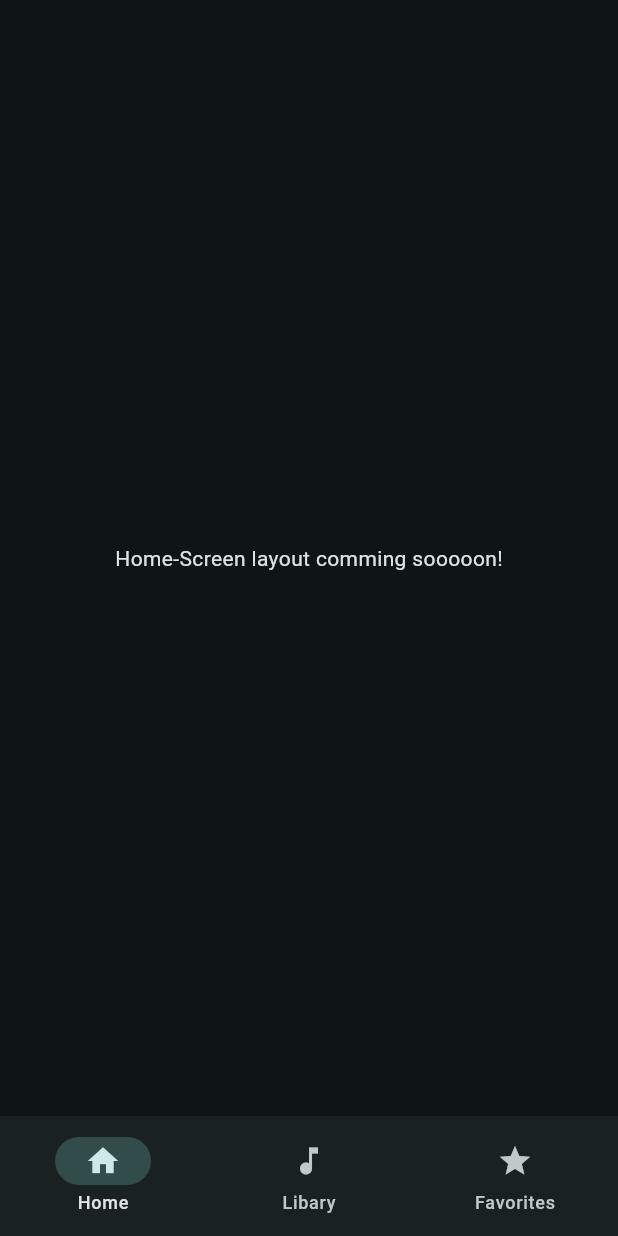
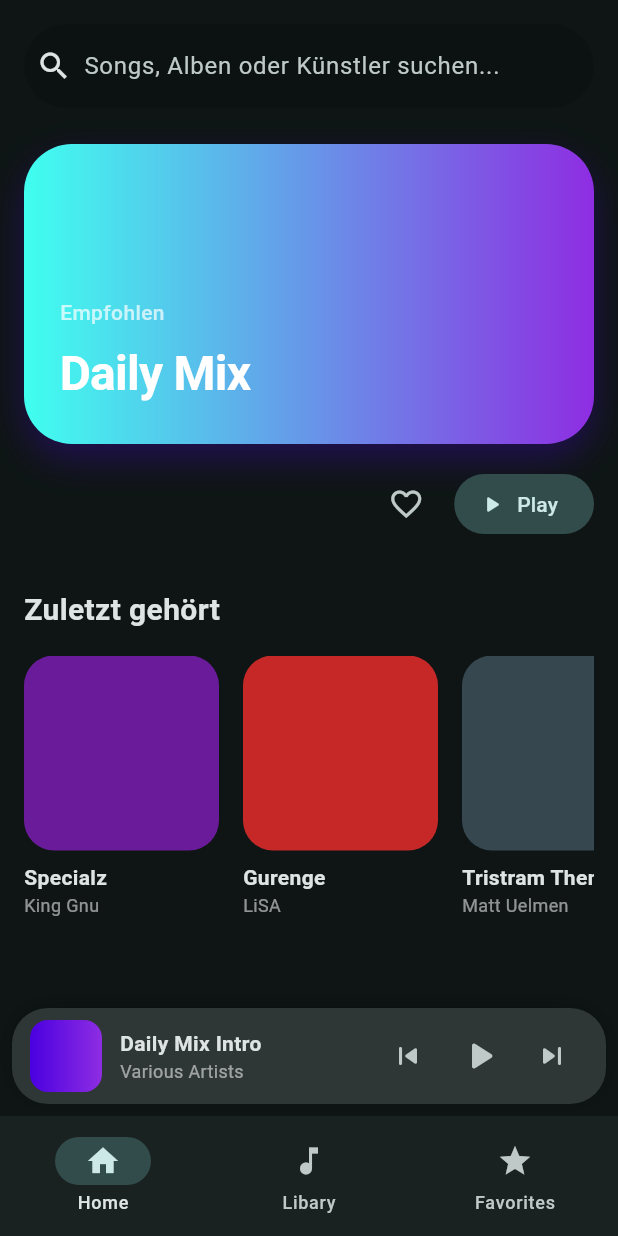
Before and after one commit to Exoshiva/musicplayer, a Flutter app: the screen it shows after launch, on a phone screen of 412 x 824 dp. Run offline on Flutter 3.47's test engine with Material 3 defaults, Android fonts, the phone set to English and light mode, and no system bars.

Commit message:
feat: add mini player widget and full screen player layout

```diff
--- /dev/null
+++ b/lib/mini_player.dart
@@ -0,0 +1,76 @@
+// lib/widgets/mini_player.dart
+
+import 'package:flutter/material.dart';
+
+class MiniPlayer extends StatelessWidget {
+  const MiniPlayer({super.key});
+
+  @override
+  Widget build(BuildContext context) {
+    return Container(
+      margin: const EdgeInsets.symmetric(horizontal: 8), // Kleiner Abstand zum Rand
+      padding: const EdgeInsets.symmetric(horizontal: 12, vertical: 8),
+      decoration: BoxDecoration(
+        color: Theme.of(context).colorScheme.surfaceContainerHighest, // M3 Hintergrund
+        borderRadius: BorderRadius.circular(24), // Starke Rundung wie im Entwurf
+        boxShadow: [
+          BoxShadow(
+            color: Colors.black.withValues(alpha: 0.2),
+            blurRadius: 10,
+            offset: const Offset(0, -2),
+          ),
+        ],
+      ),
+      child: Row(
+        children: [
+          // 1. Little Cover
+          Container(
+            width: 48,
+            height: 48,
+            decoration: BoxDecoration(
+              borderRadius: BorderRadius.circular(12),
+              gradient: const LinearGradient(
+                colors: [Color(0xFF4A00E0), Color(0xFF8E2DE2)],
+              ),
+            ),
+          ),
+          const SizedBox(width: 12),
+
+          // 2. Info (Titel & Artist)
+          const Expanded(
+            child: Column(
+              mainAxisSize: MainAxisSize.min,
+              crossAxisAlignment: CrossAxisAlignment.start,
+              children: [
+                Text(
+                  'Daily Mix Intro',
+                  style: TextStyle(fontWeight: FontWeight.bold, fontSize: 14),
+                  maxLines: 1,
+                  overflow: TextOverflow.ellipsis,
+                ),
+                Text(
+                  'Various Artists',
+                  style: TextStyle(color: Colors.white54, fontSize: 12),
+                ),
+              ],
+            ),
+          ),
+
+          // 3. Controls
+          IconButton(
+            icon: const Icon(Icons.skip_previous_rounded),
+            onPressed: () {},
+          ),
+          IconButton(
+            icon: const Icon(Icons.play_arrow_rounded, size: 32),
+            onPressed: () {},
+          ),
+          IconButton(
+            icon: const Icon(Icons.skip_next_rounded),
+            onPressed: () {},
+          ),
+        ],
+      ),
+    );
+  }
+}
--- a/lib/screens/home_screen.dart
+++ b/lib/screens/home_screen.dart
@@ -1,4 +1,7 @@
 import 'package:flutter/material.dart';
+import 'package:musicplayer/mini_player.dart';
+import 'package:musicplayer/models/mock_data.dart';
+//import 'package:radix_colors/radix_colors.dart';
 
 class HomeScreen extends StatelessWidget {
   const HomeScreen({super.key});
@@ -6,12 +9,162 @@ class HomeScreen extends StatelessWidget {
   @override
   Widget build(BuildContext context) {
     return Scaffold(
-      body: const SafeArea(
-        child: Center(
-          child: Text('Home-Screen layout comming sooooon!'),
+      body: SafeArea(
+        child: SingleChildScrollView(
+          padding: const EdgeInsets.all(16.0),
+          child: Column(
+            crossAxisAlignment: CrossAxisAlignment.start,
+            children: [
+            // 1. SearchBar Material 3
+            const SearchBar(
+              hintText: 'Songs, Alben oder Künstler suchen...',
+              leading: Icon(Icons.search),
+              elevation: WidgetStatePropertyAll(0),
+              backgroundColor: WidgetStatePropertyAll(Colors.black12),
+            ),
+            const SizedBox(height: 24),
+
+        // 2. Hero-Element with smooth gradient colors and strong rounded corners
+        Container(
+          height: 200,
+            width: double.infinity,
+            decoration: BoxDecoration(
+              borderRadius: BorderRadius.circular(32),
+              gradient: const LinearGradient(
+                colors: [
+                  Color(0xFF40FFEF),
+                  Color(0xFF8E2DE2)
+                ],
+                begin: Alignment.topLeft,
+                end: Alignment.topRight,
+              ),
+              boxShadow: [
+                BoxShadow(
+                  color: const Color(0xFF4A00E0).withValues(alpha: 0.3),
+                  blurRadius: 20,
+                  offset: const Offset(0, 10),
+                ),
+              ],
+            ),
+            child: const Padding(
+              padding: EdgeInsets.all(24.0),
+              child: Column(
+                crossAxisAlignment: CrossAxisAlignment.start,
+                mainAxisAlignment: MainAxisAlignment.end,
+                children: [
+                  Text(
+                    'Empfohlen',
+                    style: TextStyle(
+                      color: Colors.white70,
+                      fontSize: 14,
+                      fontWeight: FontWeight.w500,
                     ),
                   ),
-      bottomNavigationBar: NavigationBar(
+                  SizedBox(height: 8),
+                  Text(
+                    'Daily Mix',
+                    style: TextStyle(
+                      color: Colors.white,
+                      fontSize: 32,
+                      fontWeight: FontWeight.bold,
+                      letterSpacing: -0.5,
+                    ),
+                  ),
+                ],
+              ),
+            ),
+          ),
+          const SizedBox(height: 16),
+
+          // 3. Action-Buttons right-side
+          Row(
+            mainAxisAlignment: MainAxisAlignment.end,
+            children: [
+              IconButton(
+                onPressed: () {},
+                icon: const  Icon(Icons.favorite_border),
+              ),
+              const SizedBox(width: 8),
+              FilledButton.tonalIcon(
+                onPressed: () {},
+                icon: const Icon(Icons.play_arrow_rounded),
+                label: const Text('Play'),
+              ),
+            ],
+          ),
+          const SizedBox(height: 32),
+
+          // Last Plays
+          const Text(
+            'Zuletzt gehört',
+            style: TextStyle(
+              fontSize: 20,
+              fontWeight: FontWeight.bold,
+            ),
+          ),
+          const SizedBox(height: 16),
+          SizedBox(
+            height: 240, // Fixed size for srollability
+            child: ListView.builder(
+              scrollDirection: Axis.horizontal,
+              itemCount: recentlyPlayed.length,
+              itemBuilder: (context, index) {
+                final song = recentlyPlayed[index];
+                return Padding(
+                  padding: const EdgeInsets.only(right: 16.0),
+                  child: Column(
+                    crossAxisAlignment: CrossAxisAlignment.start,
+                    children: [
+
+                  // MARK: - 4. The Album-Cover
+                    Container(
+                      width: 130,
+                      height: 130,
+                      decoration: BoxDecoration(
+                        color: Color(int.parse(song.coverColorHex, radix: 16)),
+                        borderRadius: BorderRadius.circular(20),
+                      ),
+                    ),
+                    const SizedBox(height: 8),
+                    // Song title
+                    Text(
+                      song.title,
+                      style: const TextStyle(
+                        fontWeight: FontWeight.w600,
+                        fontSize: 14,
+                      ),
+                      maxLines: 1,
+                      overflow: TextOverflow.ellipsis,
+                      ),
+                      // Artist
+                      Text(
+                        song.artist,
+                        style: const TextStyle(
+                          color: Colors.white54,
+                          fontSize: 12,
+                        ),
+                        maxLines: 1,
+                        overflow: TextOverflow.ellipsis,
+                      ),
+                    ],
+                  ),
+                );
+              }
+            ),
+          ),
+        ],
+      ),
+    ),
+  ),
+
+      // MARK: - BottomNavigationBar
+      bottomNavigationBar: Column(
+        mainAxisSize: MainAxisSize.min, // Attention! Column size to low as a posibile
+        children:[
+          const MiniPlayer(), // New Widget for Music-Player
+          const SizedBox(height: 8),
+
+          NavigationBar(
             selectedIndex: 0,
             onDestinationSelected: (int index){
               // today no functions, UI-First!
@@ -34,6 +187,8 @@ class HomeScreen extends StatelessWidget {
             ),
           ],
         ),
+       ],
+      ),
     );
   }
 }
--- a/pubspec.yaml
+++ b/pubspec.yaml
@@ -30,6 +30,7 @@ environment:
 dependencies:
   flutter:
     sdk: flutter
+  radix_colors: ^1.0.3 #ausgerückt da es sich sonst zu flutter und der SDK dazugehörig fühlt
 
   # The following adds the Cupertino Icons font to your application.
   # Use with the CupertinoIcons class for iOS style icons.
@@ -38,6 +39,7 @@ dependencies:
 dev_dependencies:
   flutter_test:
     sdk: flutter
+
 
   # The "flutter_lints" package below contains a set of recommended lints to
   # encourage good coding practices. The lint set provided by the package is
```
Also changed, not shown: pubspec.lock. Lines whose indentation alone changed are shown as unchanged.
